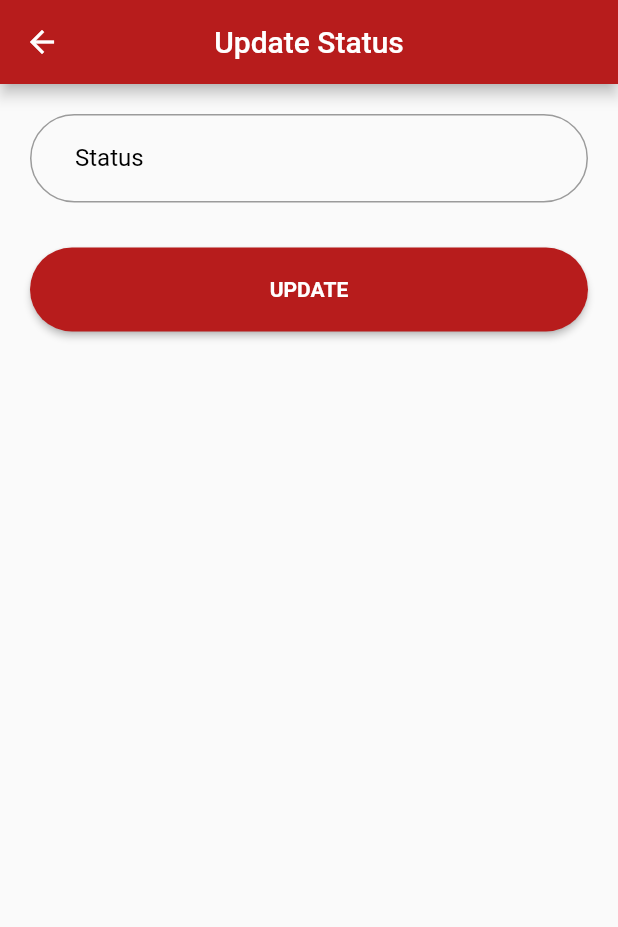
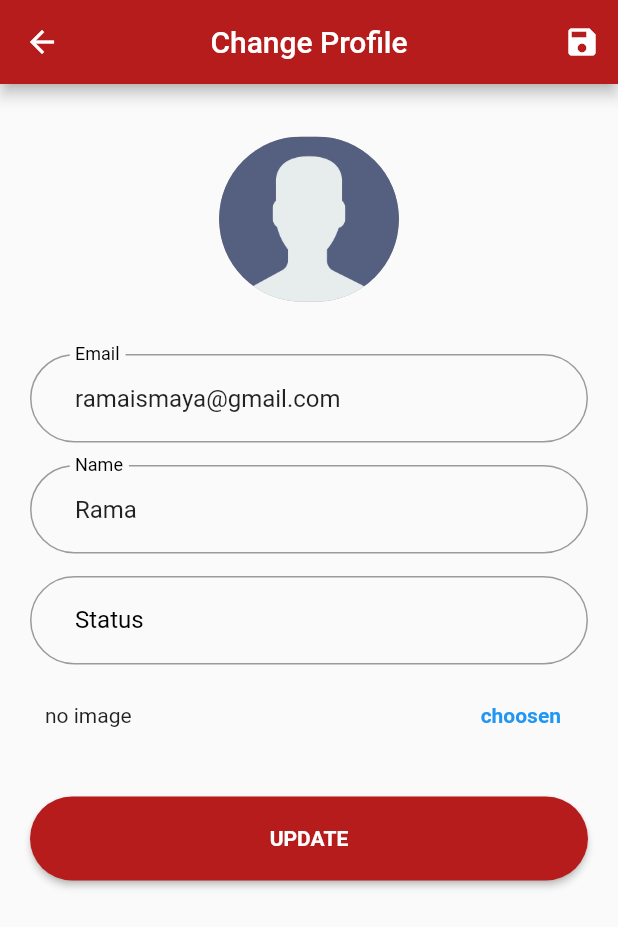
Before and after one commit to R4MA26/chatapp, a Flutter app: the screen it shows after launch, on a phone screen of 412 x 824 dp. Shown: the top 927 px of the screen. Run offline on Flutter 3.47's test engine with Material 2 defaults, Android fonts, the phone set to English and light mode, and no system bars; drawn by our look-alikes of avatar_glow; our stand-ins replace firebase_core, get, introduction_screen, lottie; accounts and stored records are empty.

Commit message:
change profile

```diff
--- /dev/null
+++ b/lib/app/modules/change_profile/bindings/change_profile_binding.dart
@@ -0,0 +1,12 @@
+import 'package:get/get.dart';
+
+import '../controllers/change_profile_controller.dart';
+
+class ChangeProfileBinding extends Bindings {
+  @override
+  void dependencies() {
+    Get.lazyPut<ChangeProfileController>(
+      () => ChangeProfileController(),
+    );
+  }
+}
--- /dev/null
+++ b/lib/app/modules/change_profile/controllers/change_profile_controller.dart
@@ -0,0 +1,26 @@
+import 'package:flutter/cupertino.dart';
+import 'package:get/get.dart';
+
+class ChangeProfileController extends GetxController {
+  late TextEditingController emailC;
+  late TextEditingController nameC;
+  late TextEditingController statusC;
+
+  @override
+  void onInit() {
+    emailC = TextEditingController(text: "ramaismaya@gmail.com");
+    nameC = TextEditingController(text: "Rama");
+    statusC = TextEditingController();
+
+    super.onInit();
+  }
+
+  @override
+  void onClose() {
+    emailC.dispose();
+    nameC.dispose();
+    statusC.dispose();
+
+    super.onClose();
+  }
+}
--- /dev/null
+++ b/lib/app/modules/change_profile/views/change_profile_view.dart
@@ -0,0 +1,172 @@
+import 'package:avatar_glow/avatar_glow.dart';
+import 'package:flutter/material.dart';
+
+import 'package:get/get.dart';
+
+import '../controllers/change_profile_controller.dart';
+
+class ChangeProfileView extends GetView<ChangeProfileController> {
+  const ChangeProfileView({Key? key}) : super(key: key);
+
+  @override
+  Widget build(BuildContext context) {
+    return Scaffold(
+      appBar: AppBar(
+        leading: IconButton(
+          onPressed: () {},
+          icon: const Icon(Icons.arrow_back),
+        ),
+        backgroundColor: Colors.red[900],
+        title: const Text('Change Profile'),
+        centerTitle: true,
+        actions: [
+          IconButton(
+            onPressed: () {},
+            icon: const Icon(Icons.save),
+          ),
+        ],
+      ),
+      body: Padding(
+        padding: const EdgeInsets.all(20),
+        child: ListView(
+          children: [
+            AvatarGlow(
+              endRadius: 70,
+              glowColor: Colors.black,
+              duration: const Duration(seconds: 2),
+              child: Container(
+                margin: EdgeInsets.all(15),
+                width: 120,
+                height: 120,
+                decoration: BoxDecoration(
+                  color: Colors.black38,
+                  borderRadius: BorderRadius.circular(100),
+                  image: DecorationImage(
+                      image: AssetImage("assets/logo/noimage.png"),
+                      fit: BoxFit.cover),
+                ),
+              ),
+            ),
+            const SizedBox(
+              height: 20,
+            ),
+            TextField(
+              controller: controller.emailC,
+              cursorColor: Colors.black,
+              decoration: InputDecoration(
+                labelText: "Email",
+                labelStyle: const TextStyle(
+                  color: Colors.black,
+                ),
+                border: OutlineInputBorder(
+                  borderRadius: BorderRadius.circular(100),
+                ),
+                focusedBorder: OutlineInputBorder(
+                  borderRadius: BorderRadius.circular(100),
+                  borderSide: const BorderSide(color: Colors.black),
+                ),
+                contentPadding: const EdgeInsets.symmetric(
+                  horizontal: 30,
+                  vertical: 20,
+                ),
+              ),
+            ),
+            const SizedBox(
+              height: 15,
+            ),
+            TextField(
+              controller: controller.nameC,
+              cursorColor: Colors.black,
+              decoration: InputDecoration(
+                labelText: "Name",
+                labelStyle: const TextStyle(
+                  color: Colors.black,
+                ),
+                border: OutlineInputBorder(
+                  borderRadius: BorderRadius.circular(100),
+                ),
+                focusedBorder: OutlineInputBorder(
+                  borderRadius: BorderRadius.circular(100),
+                  borderSide: const BorderSide(color: Colors.black),
+                ),
+                contentPadding: const EdgeInsets.symmetric(
+                  horizontal: 30,
+                  vertical: 20,
+                ),
+              ),
+            ),
+            const SizedBox(
+              height: 15,
+            ),
+            TextField(
+              controller: controller.statusC,
+              cursorColor: Colors.black,
+              decoration: InputDecoration(
+                labelText: "Status",
+                labelStyle: const TextStyle(
+                  color: Colors.black,
+                ),
+                border: OutlineInputBorder(
+                  borderRadius: BorderRadius.circular(100),
+                ),
+                focusedBorder: OutlineInputBorder(
+                  borderRadius: BorderRadius.circular(100),
+                  borderSide: const BorderSide(color: Colors.black),
+                ),
+                contentPadding: const EdgeInsets.symmetric(
+                  horizontal: 30,
+                  vertical: 20,
+                ),
+              ),
+            ),
+            const SizedBox(
+              height: 10,
+            ),
+            Padding(
+              padding: const EdgeInsets.symmetric(horizontal: 10),
+              child: Row(
+                mainAxisAlignment: MainAxisAlignment.spaceBetween,
+                children: [
+                  Text("no image"),
+                  TextButton(
+                    onPressed: () {},
+                    child: const Text(
+                      "choosen",
+                      style: TextStyle(fontWeight: FontWeight.bold),
+                    ),
+                  ),
+                ],
+              ),
+            ),
+            const SizedBox(
+              height: 30,
+            ),
+            SizedBox(
+              width: Get.width,
+              child: ElevatedButton(
+                onPressed: () {},
+                child: const Text(
+                  "UPDATE",
+                  style: TextStyle(
+                    fontWeight: FontWeight.bold,
+                    color: Colors.white,
+                  ),
+                ),
+                style: ElevatedButton.styleFrom(
+                  shape: RoundedRectangleBorder(
+                    borderRadius: BorderRadius.circular(100),
+                  ),
+                  padding: const EdgeInsets.symmetric(
+                    horizontal: 30,
+                    vertical: 20,
+                  ),
+                  primary: Colors.red[900],
+                ),
+              ),
+            ),
+          ],
+        ),
+      ),
+    );
+  }
+}
--- a/lib/app/modules/update_status/views/update_status_view.dart
+++ b/lib/app/modules/update_status/views/update_status_view.dart
@@ -5,16 +5,18 @@ import 'package:get/get.dart';
 import '../controllers/update_status_controller.dart';
 
 class UpdateStatusView extends GetView<UpdateStatusController> {
+  const UpdateStatusView({Key? key}) : super(key: key);
+
   @override
   Widget build(BuildContext context) {
     return Scaffold(
       appBar: AppBar(
         leading: IconButton(
           onPressed: () {},
-          icon: Icon(Icons.arrow_back),
+          icon: const Icon(Icons.arrow_back),
         ),
         backgroundColor: Colors.red[900],
-        title: Text('Update Status'),
+        title: const Text('Update Status'),
         centerTitle: true,
       ),
       body: Padding(
@@ -25,7 +27,7 @@ class UpdateStatusView extends GetView<UpdateStatusController> {
               cursorColor: Colors.black,
               decoration: InputDecoration(
                 labelText: "Status",
-                labelStyle: TextStyle(
+                labelStyle: const TextStyle(
                   color: Colors.black,
                 ),
                 border: OutlineInputBorder(
@@ -33,22 +35,22 @@ class UpdateStatusView extends GetView<UpdateStatusController> {
                 ),
                 focusedBorder: OutlineInputBorder(
                   borderRadius: BorderRadius.circular(100),
-                  borderSide: BorderSide(color: Colors.black),
+                  borderSide: const BorderSide(color: Colors.black),
                 ),
-                contentPadding: EdgeInsets.symmetric(
+                contentPadding: const EdgeInsets.symmetric(
                   horizontal: 30,
                   vertical: 20,
                 ),
               ),
             ),
-            SizedBox(
+            const SizedBox(
               height: 30,
             ),
-            Container(
+            SizedBox(
               width: Get.width,
               child: ElevatedButton(
                 onPressed: () {},
-                child: Text(
+                child: const Text(
                   "UPDATE",
                   style: TextStyle(
                     fontWeight: FontWeight.bold,
@@ -59,7 +61,7 @@ class UpdateStatusView extends GetView<UpdateStatusController> {
                   shape: RoundedRectangleBorder(
                     borderRadius: BorderRadius.circular(100),
                   ),
-                  padding: EdgeInsets.symmetric(
+                  padding: const EdgeInsets.symmetric(
                     horizontal: 30,
                     vertical: 20,
                   ),
--- a/lib/app/routes/app_pages.dart
+++ b/lib/app/routes/app_pages.dart
@@ -1,5 +1,7 @@
 import 'package:get/get.dart';
 
+import '../modules/change_profile/bindings/change_profile_binding.dart';
+import '../modules/change_profile/views/change_profile_view.dart';
 import '../modules/chat_room/bindings/chat_room_binding.dart';
 import '../modules/chat_room/views/chat_room_view.dart';
 import '../modules/home/bindings/home_binding.dart';
@@ -56,5 +58,10 @@ class AppPages {
       page: () => UpdateStatusView(),
       binding: UpdateStatusBinding(),
     ),
+    GetPage(
+      name: _Paths.CHANGE_PROFILE,
+      page: () => ChangeProfileView(),
+      binding: ChangeProfileBinding(),
+    ),
   ];
 }
--- a/lib/app/routes/app_routes.dart
+++ b/lib/app/routes/app_routes.dart
@@ -10,6 +10,7 @@ abstract class Routes {
   static const CHAT_ROOM = _Paths.CHAT_ROOM;
   static const SEARCH = _Paths.SEARCH;
   static const UPDATE_STATUS = _Paths.UPDATE_STATUS;
+  static const CHANGE_PROFILE = _Paths.CHANGE_PROFILE;
 }
 
 abstract class _Paths {
@@ -21,4 +22,5 @@ abstract class _Paths {
   static const CHAT_ROOM = '/chat-room';
   static const SEARCH = '/search';
   static const UPDATE_STATUS = '/update-status';
+  static const CHANGE_PROFILE = '/change-profile';
 }
--- a/lib/main.dart
+++ b/lib/main.dart
@@ -45,7 +45,7 @@ class MyApp extends StatelessWidget {
         if (snapshot.connectionState == ConnectionState.done) {
           return GetMaterialApp(
             title: "chat app",
-            initialRoute: Routes.UPDATE_STATUS,
+            initialRoute: Routes.CHANGE_PROFILE,
             getPages: AppPages.routes,
           );
           // return FutureBuilder(
```
